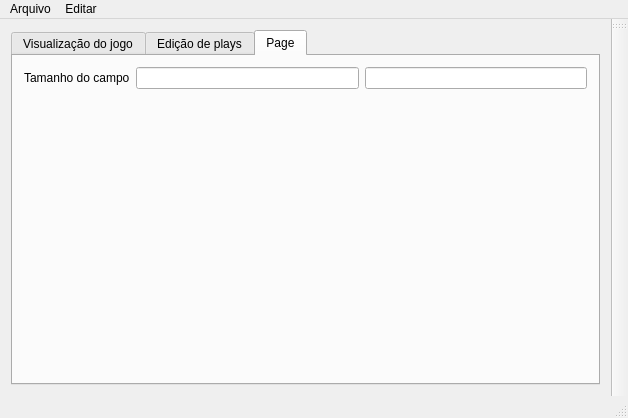
legacy-roboime/legacy-roboime-intel, file src/clients/graphicalintelligence/GraphicalIntelligence.ui: the form before one commit.
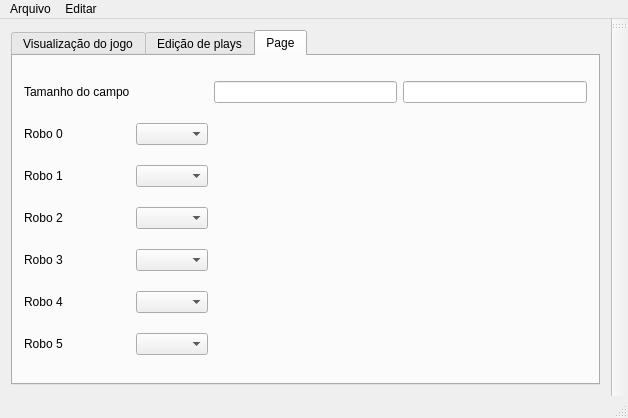
The form after the commit. The open tabs and pages were chosen to show the change. Custom widgets are drawn as their Qt base class.

Commit message: added halt to play array

Patch:
```diff
--- a/src/clients/graphicalintelligence/GraphicalIntelligence.ui
+++ b/src/clients/graphicalintelligence/GraphicalIntelligence.ui
@@ -311,17 +311,166 @@
          <widget class="QLineEdit" name="txtStageLenght"/>
         </item>
         <item row="1" column="0">
-         <spacer name="verticalSpacer_2">
-          <property name="orientation">
-           <enum>Qt::Vertical</enum>
-          </property>
-          <property name="sizeHint" stdset="0">
-           <size>
-            <width>20</width>
-            <height>40</height>
-           </size>
-          </property>
-         </spacer>
+         <layout class="QHBoxLayout" name="horizontalLayout_4">
+          <item>
+           <widget class="QLabel" name="label_9">
+            <property name="text">
+             <string>Robo 0</string>
+            </property>
+           </widget>
+          </item>
+          <item>
+           <spacer name="horizontalSpacer_3">
+            <property name="orientation">
+             <enum>Qt::Horizontal</enum>
+            </property>
+            <property name="sizeHint" stdset="0">
+             <size>
+              <width>40</width>
+              <height>20</height>
+             </size>
+            </property>
+           </spacer>
+          </item>
+          <item>
+           <widget class="QComboBox" name="comboBox"/>
+          </item>
+         </layout>
+        </item>
+        <item row="2" column="0">
+         <layout class="QHBoxLayout" name="horizontalLayout_6">
+          <item>
+           <widget class="QLabel" name="label_10">
+            <property name="text">
+             <string>Robo 1</string>
+            </property>
+           </widget>
+          </item>
+          <item>
+           <spacer name="horizontalSpacer_4">
+            <property name="orientation">
+             <enum>Qt::Horizontal</enum>
+            </property>
+            <property name="sizeHint" stdset="0">
+             <size>
+              <width>40</width>
+              <height>20</height>
+             </size>
+            </property>
+           </spacer>
+          </item>
+          <item>
+           <widget class="QComboBox" name="comboBox_2"/>
+          </item>
+         </layout>
+        </item>
+        <item row="3" column="0">
+         <layout class="QHBoxLayout" name="horizontalLayout_8">
+          <item>
+           <widget class="QLabel" name="label_11">
+            <property name="text">
+             <string>Robo 2</string>
+            </property>
+           </widget>
+          </item>
+          <item>
+           <spacer name="horizontalSpacer_5">
+            <property name="orientation">
+             <enum>Qt::Horizontal</enum>
+            </property>
+            <property name="sizeHint" stdset="0">
+             <size>
+              <width>40</width>
+              <height>20</height>
+             </size>
+            </property>
+           </spacer>
+          </item>
+          <item>
+           <widget class="QComboBox" name="comboBox_3"/>
+          </item>
+         </layout>
+        </item>
+        <item row="4" column="0">
+         <layout class="QHBoxLayout" name="horizontalLayout_9">
+          <item>
+           <widget class="QLabel" name="label_12">
+            <property name="text">
+             <string>Robo 3</string>
+            </property>
+           </widget>
+          </item>
+          <item>
+           <spacer name="horizontalSpacer_6">
+            <property name="orientation">
+             <enum>Qt::Horizontal</enum>
+            </property>
+            <property name="sizeHint" stdset="0">
+             <size>
+              <width>40</width>
+              <height>20</height>
+             </size>
+            </property>
+           </spacer>
+          </item>
+          <item>
+           <widget class="QComboBox" name="comboBox_4"/>
+          </item>
+         </layout>
+        </item>
+        <item row="5" column="0">
+         <layout class="QHBoxLayout" name="horizontalLayout_10">
+          <item>
+           <widget class="QLabel" name="label_13">
+            <property name="text">
+             <string>Robo 4</string>
+            </property>
+           </widget>
+          </item>
+          <item>
+           <spacer name="horizontalSpacer_7">
+            <property name="orientation">
+             <enum>Qt::Horizontal</enum>
+            </property>
+            <property name="sizeHint" stdset="0">
+             <size>
+              <width>40</width>
+              <height>20</height>
+             </size>
+            </property>
+           </spacer>
+          </item>
+          <item>
+           <widget class="QComboBox" name="comboBox_5"/>
+          </item>
+         </layout>
+        </item>
+        <item row="6" column="0">
+         <layout class="QHBoxLayout" name="horizontalLayout_11">
+          <item>
+           <widget class="QLabel" name="label_14">
+            <property name="text">
+             <string>Robo 5</string>
+            </property>
+           </widget>
+          </item>
+          <item>
+           <spacer name="horizontalSpacer_8">
+            <property name="orientation">
+             <enum>Qt::Horizontal</enum>
+            </property>
+            <property name="sizeHint" stdset="0">
+             <size>
+              <width>40</width>
+              <height>20</height>
+             </size>
+            </property>
+           </spacer>
+          </item>
+          <item>
+           <widget class="QComboBox" name="comboBox_6"/>
+          </item>
+         </layout>
         </item>
        </layout>
       </widget>
```
Left out of the diff: 4 changed lines with no effect on the pictures. The commit also changes 1 other file.
